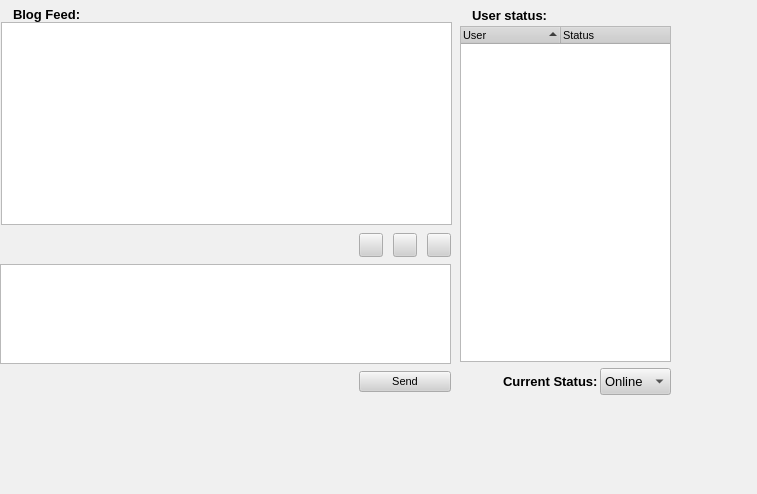
Before: the Qt Designer form retroshare-gui/src/gui/BlogDialog.ui in RetroShare/RetroShare, drawn with Qt 5.
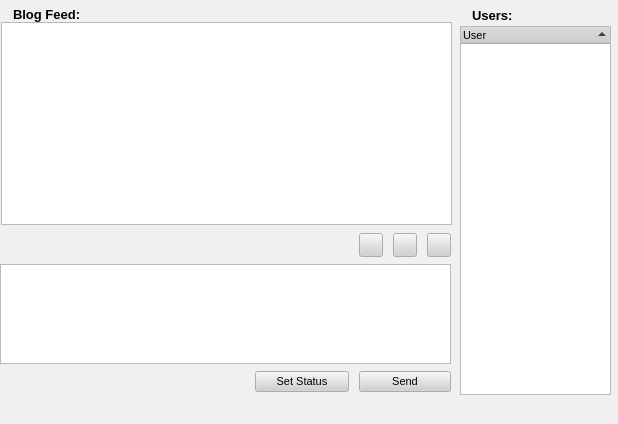
After: the same form once the commit is applied. Icons and pictures are not drawn.

Commit message: -Removed the status dropdown from BlogDialog.ui  Added a button to set the users status -Changed the setStatus code for testing (just prints the users status) -Fixed a typo in one of the comments in rsQblog.h -Renamed a few of the Qt objects and a few of the variables/functions in the code so that they made more logical sense.

```diff
--- a/retroshare-gui/src/gui/BlogDialog.ui
+++ b/retroshare-gui/src/gui/BlogDialog.ui
@@ -5,8 +5,8 @@
    <rect>
     <x>0</x>
     <y>0</y>
-    <width>757</width>
-    <height>494</height>
+    <width>618</width>
+    <height>424</height>
    </rect>
   </property>
   <property name="sizePolicy" >
@@ -509,8 +509,8 @@
     <rect>
      <x>460</x>
      <y>6</y>
-     <width>211</width>
-     <height>356</height>
+     <width>151</width>
+     <height>389</height>
     </rect>
    </property>
    <layout class="QGridLayout" >
@@ -604,7 +604,7 @@
            </font>
           </property>
           <property name="text" >
-           <string>User status:</string>
+           <string>Users:</string>
           </property>
          </widget>
         </item>
@@ -653,11 +653,6 @@
         <string>User</string>
        </property>
       </column>
-      <column>
-       <property name="text" >
-        <string>Status</string>
-       </property>
-      </column>
      </widget>
     </item>
    </layout>
@@ -763,7 +758,7 @@
      </layout>
     </item>
     <item row="1" column="0" >
-     <widget class="QTextBrowser" name="msgText" >
+     <widget class="QTextBrowser" name="blogText" >
       <property name="sizePolicy" >
        <sizepolicy vsizetype="Expanding" hsizetype="Expanding" >
         <horstretch>0</horstretch>
@@ -783,65 +778,7 @@
     </item>
    </layout>
   </widget>
-  <widget class="QComboBox" name="statusBox" >
-   <property name="geometry" >
-    <rect>
-     <x>600</x>
-     <y>368</y>
-     <width>71</width>
-     <height>27</height>
-    </rect>
-   </property>
-   <property name="font" >
-    <font>
-     <pointsize>10</pointsize>
-    </font>
-   </property>
-   <property name="currentIndex" >
-    <number>0</number>
-   </property>
-   <item>
-    <property name="text" >
-     <string>Online</string>
-    </property>
-   </item>
-   <item>
-    <property name="text" >
-     <string>Away</string>
-    </property>
-   </item>
-   <item>
-    <property name="text" >
-     <string>Busy</string>
-    </property>
-   </item>
-   <item>
-    <property name="text" >
-     <string>Offline</string>
-    </property>
-   </item>
-  </widget>
-  <widget class="QLabel" name="label_3" >
-   <property name="geometry" >
-    <rect>
-     <x>503</x>
-     <y>371</y>
-     <width>101</width>
-     <height>20</height>
-    </rect>
-   </property>
-   <property name="font" >
-    <font>
-     <pointsize>10</pointsize>
-     <weight>75</weight>
-     <bold>true</bold>
-    </font>
-   </property>
-   <property name="text" >
-    <string>Current Status:</string>
-   </property>
-  </widget>
-  <widget class="QWidget" name="" >
+  <widget class="QWidget" name="layoutWidget" >
    <property name="geometry" >
     <rect>
      <x>0</x>
@@ -857,7 +794,7 @@
     <property name="verticalSpacing" >
      <number>1</number>
     </property>
-    <item row="0" column="0" >
+    <item row="0" column="0" colspan="2" >
      <spacer>
       <property name="orientation" >
        <enum>Qt::Horizontal</enum>
@@ -870,7 +807,7 @@
       </property>
      </spacer>
     </item>
-    <item row="0" column="1" >
+    <item row="0" column="2" >
      <widget class="QPushButton" name="boldBtn" >
       <property name="minimumSize" >
        <size>
@@ -898,7 +835,7 @@
       </property>
      </widget>
     </item>
-    <item row="0" column="2" >
+    <item row="0" column="3" >
      <widget class="QPushButton" name="underlineBtn" >
       <property name="minimumSize" >
        <size>
@@ -926,7 +863,7 @@
       </property>
      </widget>
     </item>
-    <item row="0" column="3" >
+    <item row="0" column="4" >
      <widget class="QPushButton" name="italicBtn" >
       <property name="minimumSize" >
        <size>
@@ -954,7 +891,7 @@
       </property>
      </widget>
     </item>
-    <item row="1" column="0" colspan="4" >
+    <item row="1" column="0" colspan="5" >
      <widget class="QTextEdit" name="lineEdit" >
       <property name="sizePolicy" >
        <sizepolicy vsizetype="Maximum" hsizetype="Expanding" >
@@ -982,26 +919,36 @@
       </property>
      </widget>
     </item>
-    <item row="2" column="0" >
-     <spacer>
-      <property name="orientation" >
-       <enum>Qt::Horizontal</enum>
-      </property>
-      <property name="sizeHint" >
-       <size>
-        <width>360</width>
-        <height>16</height>
-       </size>
-      </property>
-     </spacer>
-    </item>
-    <item row="2" column="1" colspan="3" >
+    <item row="2" column="2" colspan="3" >
      <widget class="QPushButton" name="sendBtn" >
       <property name="text" >
        <string>Send</string>
       </property>
      </widget>
     </item>
+    <item row="2" column="1" >
+     <widget class="QPushButton" name="statusBtn" >
+      <property name="text" >
+       <string>Set Status</string>
+      </property>
+     </widget>
+    </item>
+    <item row="2" column="0" >
+     <spacer>
+      <property name="orientation" >
+       <enum>Qt::Horizontal</enum>
+      </property>
+      <property name="sizeType" >
+       <enum>QSizePolicy::Fixed</enum>
+      </property>
+      <property name="sizeHint" >
+       <size>
+        <width>245</width>
+        <height>16</height>
+       </size>
+      </property>
+     </spacer>
+    </item>
    </layout>
   </widget>
   <action name="actionSend" >
```
Left out of the diff: 2 changed lines with no effect on the pictures. The commit also changes 3 other files.
